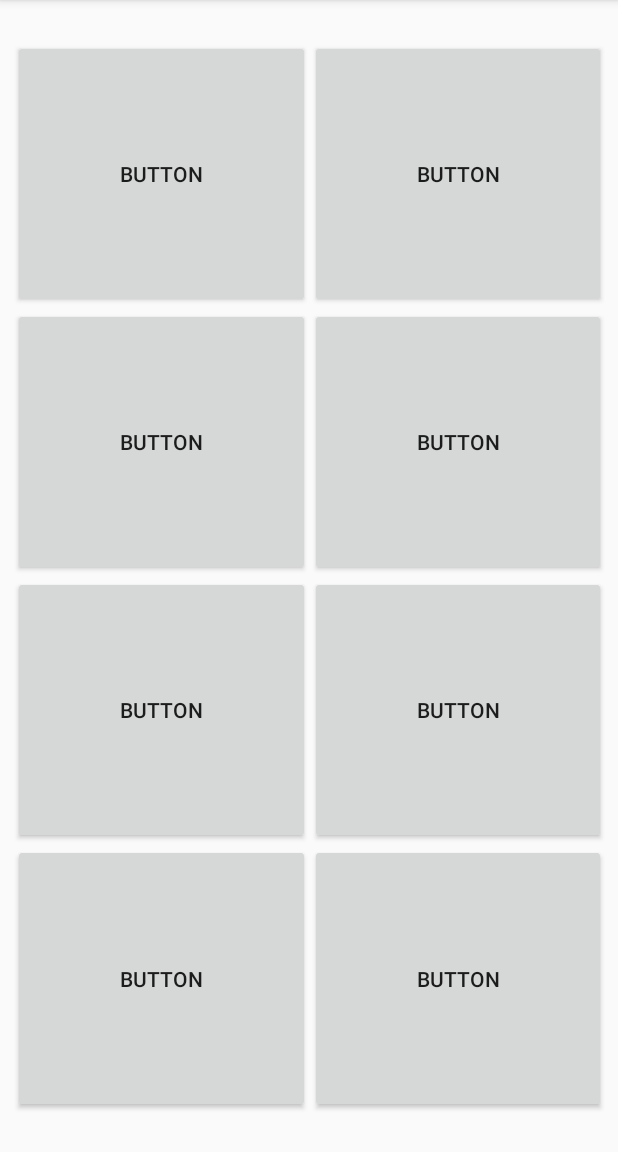
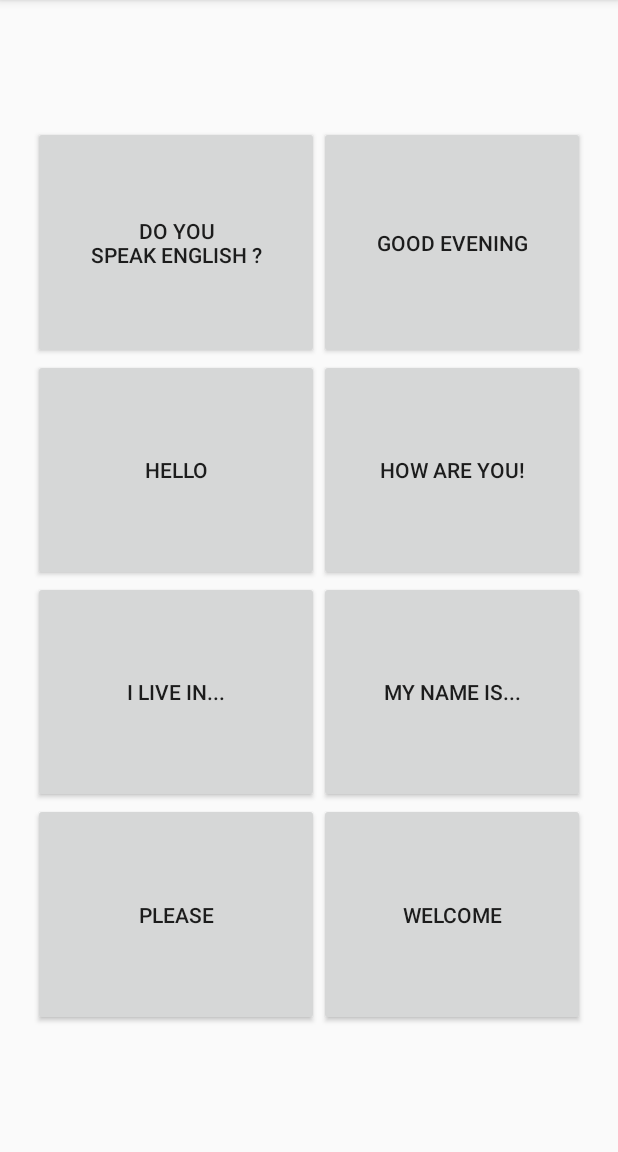
Before and after one commit to ramsony/BasicPhrases, an Android app: the screen it shows after launch (MainActivity), on a phone screen of 412 x 824 dp, the part 84-1236 px from its top. Run offline under Robolectric (Android 15) with nearby library versions, the phone set to English and light mode, and no system bars.

Commit message:
Final Commit , connecting

```diff
--- a/app/build.gradle
+++ b/app/build.gradle
@@ -26,4 +26,5 @@ dependencies {
     androidTestImplementation 'com.android.support.test:runner:1.0.2'
     androidTestImplementation 'com.android.support.test.espresso:espresso-core:3.0.2'
     implementation 'com.android.support:gridlayout-v7:28.0.0'
+    implementation 'com.android.support:recyclerview-v7:28.0.0'
 }
--- a/app/src/main/java/com/example/basicphrases/MainActivity.java
+++ b/app/src/main/java/com/example/basicphrases/MainActivity.java
@@ -1,9 +1,28 @@
 package com.example.basicphrases;
 
+import android.media.MediaPlayer;
 import android.support.v7.app.AppCompatActivity;
 import android.os.Bundle;
+import android.util.Log;
+import android.view.View;
+import android.widget.Button;
 
 public class MainActivity extends AppCompatActivity {
+
+    public void playPhrases(View view){
+        Button buttonPressed = (Button) view;
+
+        MediaPlayer mediaPlayer =
+                MediaPlayer.create
+                        (this,getResources().getIdentifier
+                                (buttonPressed.getTag().toString(),"raw",
+                                        getPackageName()));
+
+        mediaPlayer.start();
+    }
+
+
+
 
     @Override
     protected void onCreate(Bundle savedInstanceState) {
--- a/app/src/main/res/layout/activity_main.xml
+++ b/app/src/main/res/layout/activity_main.xml
@@ -7,8 +7,8 @@
     tools:context=".MainActivity">
 
     <android.support.v7.widget.GridLayout
-        android:layout_width="395dp"
-        android:layout_height="715dp"
+        android:layout_width="368dp"
+        android:layout_height="600dp"
         android:layout_marginStart="8dp"
         android:layout_marginLeft="8dp"
         android:layout_marginTop="8dp"
@@ -24,54 +24,84 @@
 
         <Button
             android:id="@+id/button1"
-            android:text="Button"
-            app:layout_rowWeight="1"
+            android:layout_width="wrap_content"
+            android:onClick="playPhrases"
+            android:tag="doyouspeakenglish"
+            android:text="DO YOU\nSPEAK ENGLISH ?"
+            app:layout_columnWeight="1"
             app:layout_gravity="fill"
-            app:layout_columnWeight="1" />
+            app:layout_rowWeight="1" />
+
+        <Button
+            android:id="@+id/button2"
+            android:layout_width="wrap_content"
+            android:onClick="playPhrases"
+            android:tag="goodevening"
+            android:text="GOOD EVENING"
+            app:layout_columnWeight="1"
+            app:layout_gravity="fill"
+            app:layout_rowWeight="1" />
 
         <Button
             android:id="@+id/button3"
-            android:text="Button"
-            app:layout_rowWeight="1"
+            android:layout_width="wrap_content"
+            android:onClick="playPhrases"
+            android:tag="hello"
+            android:text="HELLO"
+            app:layout_columnWeight="1"
             app:layout_gravity="fill"
-            app:layout_columnWeight="1" />
+            app:layout_rowWeight="1" />
 
         <Button
             android:id="@+id/button4"
-            android:text="Button"
-            app:layout_rowWeight="1"
+            android:layout_width="wrap_content"
+            android:onClick="playPhrases"
+            android:tag="howareyou"
+            android:text="HOW ARE YOU!"
+            app:layout_columnWeight="1"
             app:layout_gravity="fill"
-            app:layout_columnWeight="1" />
+            app:layout_rowWeight="1" />
+
         <Button
             android:id="@+id/button5"
-            android:text="Button"
-            app:layout_rowWeight="1"
+            android:layout_width="wrap_content"
+            android:onClick="playPhrases"
+            android:tag="ilivein"
+            android:text="I LIVE IN..."
+            app:layout_columnWeight="1"
             app:layout_gravity="fill"
-            app:layout_columnWeight="1" />
+            app:layout_rowWeight="1" />
+
         <Button
             android:id="@+id/button6"
-            android:text="Button"
-            app:layout_rowWeight="1"
+            android:layout_width="wrap_content"
+            android:onClick="playPhrases"
+            android:tag="mynameis"
+            android:text="MY NAME IS..."
+            app:layout_columnWeight="1"
             app:layout_gravity="fill"
-            app:layout_columnWeight="1" />
+            app:layout_rowWeight="1" />
+
         <Button
             android:id="@+id/button7"
-            android:text="Button"
-            app:layout_rowWeight="1"
+            android:layout_width="wrap_content"
+            android:onClick="playPhrases"
+            android:tag="please"
+            android:text="PLEASE"
+            app:layout_columnWeight="1"
             app:layout_gravity="fill"
-            app:layout_columnWeight="1" />
+            app:layout_rowWeight="1" />
+
         <Button
             android:id="@+id/button8"
-            android:text="Button"
-            app:layout_rowWeight="1"
+            android:layout_width="wrap_content"
+            android:onClick="playPhrases"
+            android:tag="welcome"
+            android:text="WELCOME"
+            app:layout_columnWeight="1"
             app:layout_gravity="fill"
-            app:layout_columnWeight="1" />
-        <Button
-            android:id="@+id/button9"
-            android:text="Button"
-            app:layout_rowWeight="1"
-            app:layout_gravity="fill"
-            app:layout_columnWeight="1" />
+            app:layout_rowWeight="1" />
 
     </android.support.v7.widget.GridLayout>
+
 </android.support.constraint.ConstraintLayout>
```
